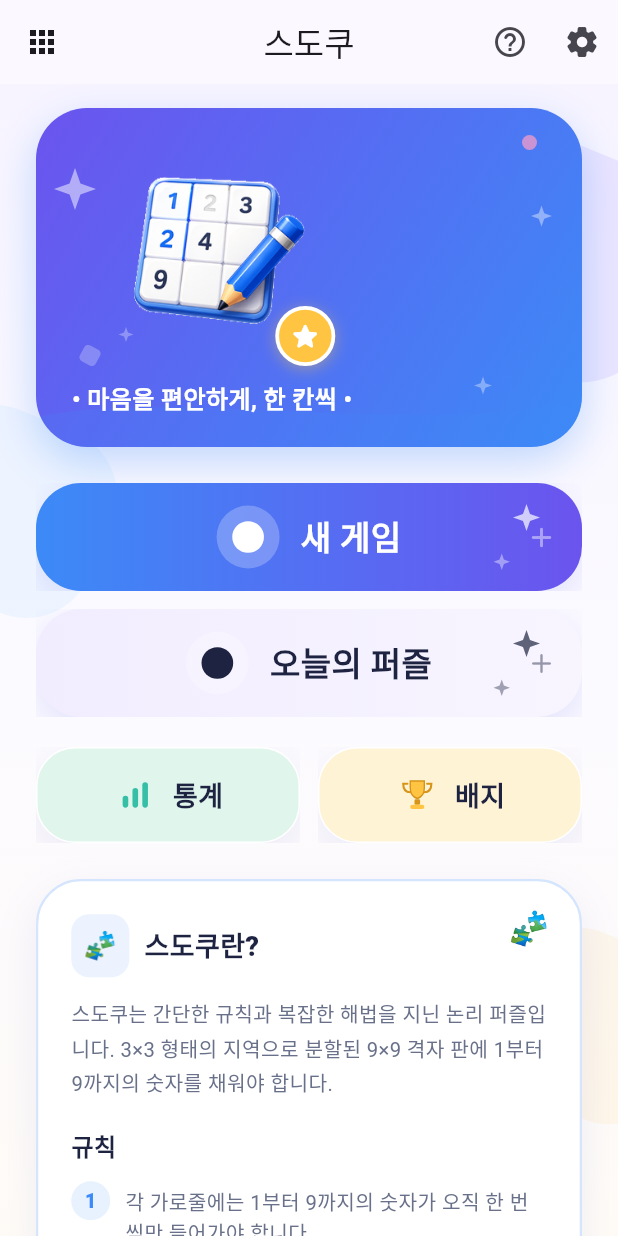
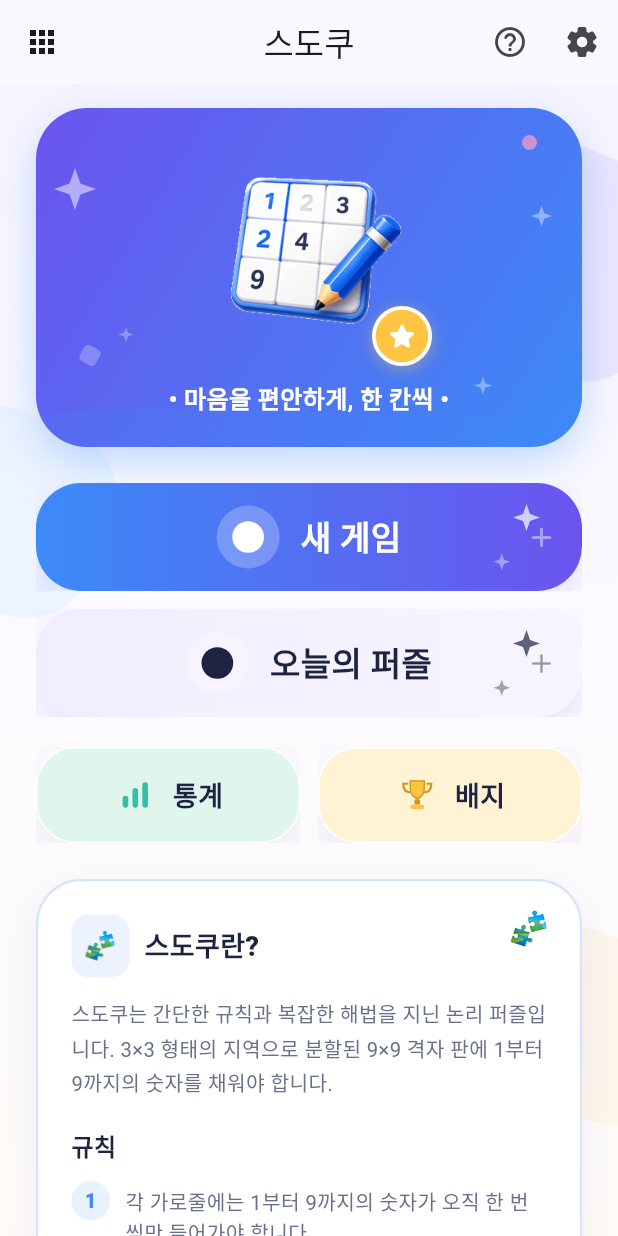
Before and after one commit to cloez/ninedoku-privacy, a Flutter app: the HomeScreen screen opened by its route, on a phone screen of 412 x 824 dp. Run offline on Flutter 3.47's test engine with Material 3 defaults, Android fonts, the phone set to English and light mode, and no system bars; our stand-ins replace audioplayers, fl_chart, flutter_riverpod, flutter_svg, go_router, share_plus and 1 more; accounts and stored records are empty.

Commit message:
Fix hero card icon and tagline center alignment
Wrap Column in SizedBox(width: double.infinity) so it takes full
width inside the Stack, making crossAxisAlignment.center effective.

Co-Authored-By: Claude Opus 4.6 <noreply@anthropic.com>

```diff
--- a/lib/shared/widgets/game_home_template.dart
+++ b/lib/shared/widgets/game_home_template.dart
@@ -234,9 +234,10 @@ class KPHeroCard extends StatelessWidget {
           // 메인 콘텐츠
           Padding(
             padding: const EdgeInsets.fromLTRB(24, 28, 24, 20),
-            child: Column(
-              crossAxisAlignment: CrossAxisAlignment.center,
-              children: [
+            child: SizedBox(
+              width: double.infinity,
+              child: Column(
+                children: [
                 // 3D 아이콘 + 별 캐릭터
                 Stack(
                   clipBehavior: Clip.none,
@@ -281,7 +282,8 @@ class KPHeroCard extends StatelessWidget {
                   ),
                   textAlign: TextAlign.center,
                 ),
-              ],
+                ],
+              ),
             ),
           ),
         ],
```
